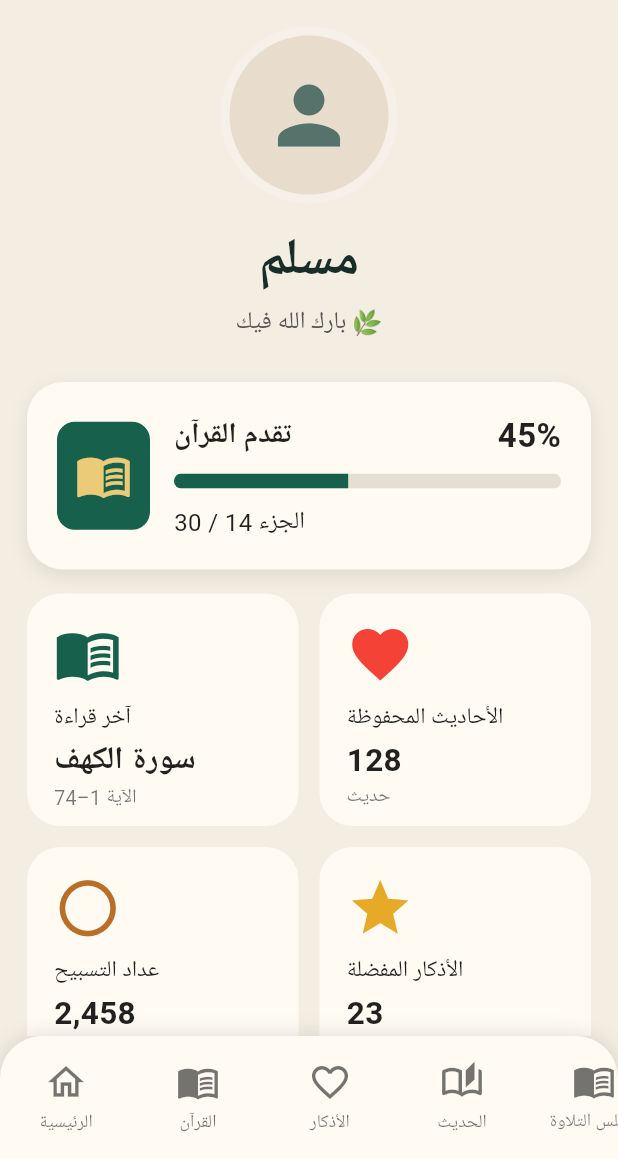
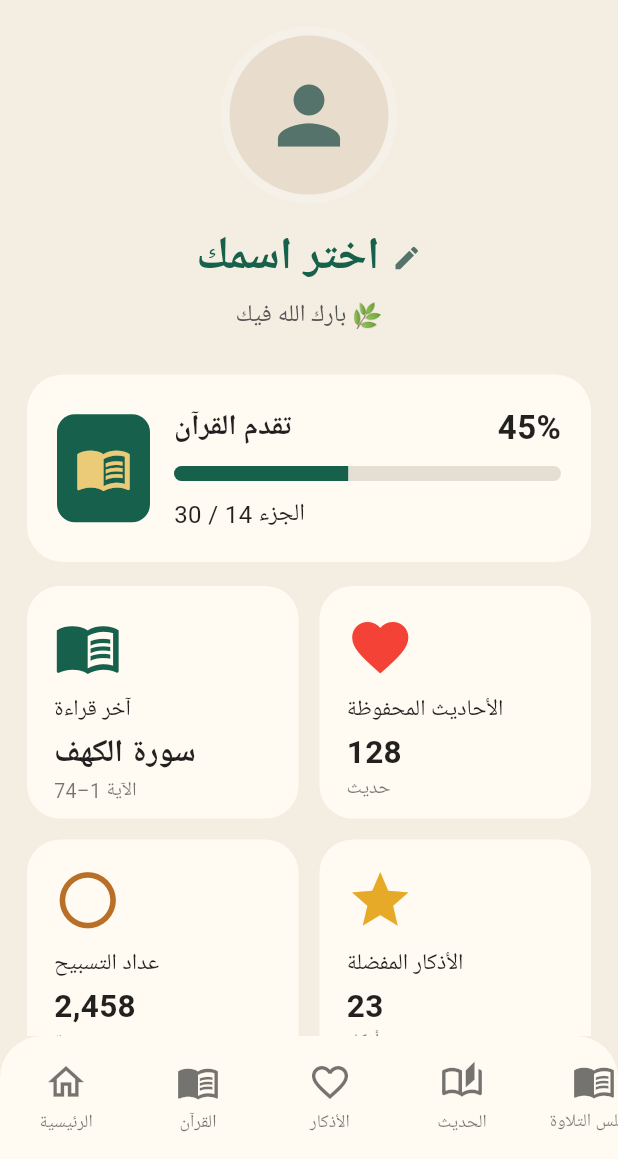
Before and after one commit to ahlem9587-cmd/ana-muslim, a Flutter app: the ProfilePage screen opened directly with empty values, on a phone screen of 412 x 824 dp, the part 77-1236 px from its top. Run offline on Flutter 3.47's test engine with Material 3 defaults, Android fonts, the phone set to English and light mode, and no system bars; our stand-ins replace camera; missing offline and left inert: record.

Commit message:
Update profile_page.dart

```diff
--- a/lib/profile_page.dart
+++ b/lib/profile_page.dart
@@ -17,12 +17,15 @@ class ProfilePage extends StatefulWidget {
 class _ProfilePageState extends State<ProfilePage> {
   bool darkMode = false;
 
+  // اسم الحساب
+  String userName = '';
+
   Map<String, String> get texts {
     switch (widget.language) {
       case 'en':
         return {
           'title': 'Profile',
-          'name': 'Muslim',
+          'chooseName': 'Choose your name',
           'blessing': 'May Allah bless you 🌿',
           'quranProgress': 'Qur’an Progress',
           'juz': 'Juz 14 / 30',
@@ -46,12 +49,16 @@ class _ProfilePageState extends State<ProfilePage> {
           'hadithNav': 'Hadith',
           'profile': 'Profile',
           'majlis': 'Recitation Majlis',
+          'nameTitle': 'Choose your name',
+          'nameHint': 'Enter your name',
+          'cancel': 'Cancel',
+          'save': 'Save',
         };
 
       case 'fr':
         return {
           'title': 'Profil',
-          'name': 'Musulman',
+          'chooseName': 'Choisissez votre nom',
           'blessing': 'Qu’Allah vous bénisse 🌿',
           'quranProgress': 'Progression du Coran',
           'juz': 'Juz 14 / 30',
@@ -75,12 +82,16 @@ class _ProfilePageState extends State<ProfilePage> {
           'hadithNav': 'Hadith',
           'profile': 'Profil',
           'majlis': 'Majlis de récitation',
+          'nameTitle': 'Choisissez votre nom',
+          'nameHint': 'Entrez votre nom',
+          'cancel': 'Annuler',
+          'save': 'Enregistrer',
         };
 
       case 'tr':
         return {
           'title': 'Profil',
-          'name': 'Müslüman',
+          'chooseName': 'Adınızı seçin',
           'blessing': 'Allah seni bereketlendirsin 🌿',
           'quranProgress': 'Kur’an İlerlemesi',
           'juz': 'Cüz 14 / 30',
@@ -104,12 +115,16 @@ class _ProfilePageState extends State<ProfilePage> {
           'hadithNav': 'Hadis',
           'profile': 'Profil',
           'majlis': 'Tilavet Meclisi',
+          'nameTitle': 'Adınızı seçin',
+          'nameHint': 'Adınızı girin',
+          'cancel': 'İptal',
+          'save': 'Kaydet',
         };
 
       case 'ur':
         return {
           'title': 'پروفائل',
-          'name': 'مسلمان',
+          'chooseName': 'اپنا نام منتخب کریں',
           'blessing': 'اللہ آپ کو برکت دے 🌿',
           'quranProgress': 'قرآن کی پیشرفت',
           'juz': 'جز 14 / 30',
@@ -133,12 +148,16 @@ class _ProfilePageState extends State<ProfilePage> {
           'hadithNav': 'حدیث',
           'profile': 'پروفائل',
           'majlis': 'تلاوت کی مجلس',
+          'nameTitle': 'اپنا نام منتخب کریں',
+          'nameHint': 'اپنا نام لکھیں',
+          'cancel': 'منسوخ',
+          'save': 'محفوظ کریں',
         };
 
       default:
         return {
           'title': 'الملف الشخصي',
-          'name': 'مسلم',
+          'chooseName': 'اختر اسمك',
           'blessing': 'بارك الله فيك 🌿',
           'quranProgress': 'تقدم القرآن',
           'juz': 'الجزء 14 / 30',
@@ -162,15 +181,82 @@ class _ProfilePageState extends State<ProfilePage> {
           'hadithNav': 'الحديث',
           'profile': 'البروفايل',
           'majlis': 'مجلس التلاوة',
+          'nameTitle': 'اختر اسمك',
+          'nameHint': 'اكتب اسمك',
+          'cancel': 'إلغاء',
+          'save': 'حفظ',
         };
+    }
+  }
+
+  Future<void> _chooseName() async {
+    final t = texts;
+
+    final controller = TextEditingController(
+      text: userName,
+    );
+
+    final newName = await showDialog<String>(
+      context: context,
+      builder: (dialogContext) {
+        return AlertDialog(
+          title: Text(t['nameTitle']!),
+          content: TextField(
+            controller: controller,
+            autofocus: true,
+            textInputAction: TextInputAction.done,
+            decoration: InputDecoration(
+              hintText: t['nameHint']!,
+              prefixIcon: const Icon(Icons.person),
+              border: const OutlineInputBorder(),
+            ),
+            onSubmitted: (_) {
+              final name = controller.text.trim();
+
+              if (name.isNotEmpty) {
+                Navigator.pop(dialogContext, name);
+              }
+            },
+          ),
+          actions: [
+            TextButton(
+              onPressed: () {
+                Navigator.pop(dialogContext);
+              },
+              child: Text(t['cancel']!),
+            ),
+            ElevatedButton(
+              onPressed: () {
+                final name = controller.text.trim();
+
+                if (name.isNotEmpty) {
+                  Navigator.pop(dialogContext, name);
+                }
+              },
+              child: Text(t['save']!),
+            ),
+          ],
+        );
+      },
+    );
+
+    if (newName != null && newName.trim().isNotEmpty) {
+      setState(() {
+        userName = newName.trim();
+      });
     }
   }
 
   @override
   Widget build(BuildContext context) {
     final t = texts;
+
     final isArabic =
-        widget.language == 'ar' || widget.language == 'ur';
+        widget.language == 'ar' ||
+        widget.language == 'ur';
+
+    final displayName =
+        userName.isEmpty ? t['chooseName']! : userName;
 
     return Directionality(
       textDirection:
@@ -179,7 +265,6 @@ class _ProfilePageState extends State<ProfilePage> {
         backgroundColor: darkMode
             ? const Color(0xFF10251F)
             : const Color(0xFFF4EDE1),
-
         body: SafeArea(
           child: Column(
             children: [
@@ -193,11 +278,6 @@ class _ProfilePageState extends State<ProfilePage> {
                   ),
                   child: Column(
                     children: [
-                      // العنوان
-                      Row(
-                        mainAxisAlignment:
-                            MainAxisAlignment.center,
-                        children: [
                       Text(
                         "I’m Muslim",
                         style: TextStyle(
@@ -208,13 +288,13 @@ class _ProfilePageState extends State<ProfilePage> {
                               : const Color(0xFF173D32),
                         ),
                       ),
-                        ],
-                      ),
 
                       const SizedBox(height: 18),
 
-                      // دائرة البروفايل بدون صورة شخصية وبدون كاميرا
-                      Container(
+                      // الصورة الشخصية
+                      GestureDetector(
+                        onTap: _chooseName,
+                        child: Container(
                           width: 118,
                           height: 118,
                           decoration: BoxDecoration(
@@ -231,17 +311,43 @@ class _ProfilePageState extends State<ProfilePage> {
                             color: Color(0xFF55736B),
                           ),
                         ),
+                      ),
 
                       const SizedBox(height: 14),
 
-                      Text(
-                        t['name']!,
+                      // اسم المستخدم
+                      GestureDetector(
+                        onTap: _chooseName,
+                        child: Row(
+                          mainAxisAlignment:
+                              MainAxisAlignment.center,
+                          children: [
+                            Flexible(
+                              child: Text(
+                                displayName,
+                                textAlign: TextAlign.center,
                                 style: TextStyle(
-                          fontSize: 34,
+                                  fontSize: 30,
                                   fontWeight: FontWeight.bold,
+                                  color: userName.isEmpty
+                                      ? const Color(0xFF17604B)
+                                      : (darkMode
+                                          ? Colors.white
+                                          : const Color(
+                                              0xFF172D27,
+                                            )),
+                                ),
+                              ),
+                            ),
+                            const SizedBox(width: 8),
+                            Icon(
+                              Icons.edit,
+                              size: 20,
                               color: darkMode
-                              ? Colors.white
-                              : const Color(0xFF172D27),
+                                  ? Colors.white70
+                                  : const Color(0xFF55736B),
+                            ),
+                          ],
                         ),
                       ),
 
@@ -259,7 +365,6 @@ class _ProfilePageState extends State<ProfilePage> {
 
                       const SizedBox(height: 28),
 
-                      // تقدم القرآن
                       _progressCard(
                         context,
                         t['quranProgress']!,
@@ -268,7 +373,6 @@ class _ProfilePageState extends State<ProfilePage> {
 
                       const SizedBox(height: 16),
 
-                      // آخر قراءة + الأحاديث
                       Row(
                         children: [
                           Expanded(
@@ -296,7 +400,6 @@ class _ProfilePageState extends State<ProfilePage> {
 
                       const SizedBox(height: 14),
 
-                      // التسبيح + الأذكار
                       Row(
                         children: [
                           Expanded(
@@ -327,7 +430,6 @@ class _ProfilePageState extends State<ProfilePage> {
 
                       const SizedBox(height: 18),
 
-                      // معلومات الملف والإعدادات واللغة والوضع الداكن
                       Container(
                         width: double.infinity,
                         decoration: BoxDecoration(
@@ -343,7 +445,7 @@ class _ProfilePageState extends State<ProfilePage> {
                               context,
                               Icons.person,
                               t['profileInfo']!,
-                              onTap: () {},
+                              onTap: _chooseName,
                             ),
                             _divider(),
                             _settingTile(
@@ -357,7 +459,8 @@ class _ProfilePageState extends State<ProfilePage> {
                               context,
                               Icons.language,
                               t['language']!,
-                              trailingText: t['english']!,
+                              trailingText:
+                                  t['english']!,
                               onTap: () {},
                             ),
                             _divider(),
@@ -384,7 +487,6 @@ class _ProfilePageState extends State<ProfilePage> {
                 ),
               ),
 
-              // الشريط السفلي
               _bottomNavigation(context, t),
             ],
           ),
@@ -406,13 +508,6 @@ class _ProfilePageState extends State<ProfilePage> {
             ? const Color(0xFF19342C)
             : const Color(0xFFFFFAF2),
         borderRadius: BorderRadius.circular(24),
-        boxShadow: [
-          BoxShadow(
-            color: Colors.black.withOpacity(0.08),
-            blurRadius: 10,
-            offset: const Offset(0, 4),
-          ),
-        ],
       ),
       child: Row(
         children: [
@@ -429,9 +524,7 @@ class _ProfilePageState extends State<ProfilePage> {
               size: 38,
             ),
           ),
-
           const SizedBox(width: 16),
-
           Expanded(
             child: Column(
               crossAxisAlignment:
@@ -463,9 +556,7 @@ class _ProfilePageState extends State<ProfilePage> {
                     ),
                   ],
                 ),
-
                 const SizedBox(height: 10),
-
                 ClipRRect(
                   borderRadius:
                       BorderRadius.circular(20),
@@ -480,9 +571,7 @@ class _ProfilePageState extends State<ProfilePage> {
                     ),
                   ),
                 ),
-
                 const SizedBox(height: 10),
-
                 Text(
                   subtitle,
                   style: TextStyle(
@@ -526,9 +615,7 @@ class _ProfilePageState extends State<ProfilePage> {
             size: 45,
             color: iconColor,
           ),
-
           const SizedBox(height: 8),
-
           Text(
             title,
             maxLines: 1,
@@ -540,9 +627,7 @@ class _ProfilePageState extends State<ProfilePage> {
                   : Colors.black87,
             ),
           ),
-
           const SizedBox(height: 3),
-
           Text(
             value,
             maxLines: 1,
@@ -555,7 +640,6 @@ class _ProfilePageState extends State<ProfilePage> {
                   : Colors.black87,
             ),
           ),
-
           Text(
             subtitle,
             maxLines: 1,
@@ -651,12 +735,6 @@ class _ProfilePageState extends State<ProfilePage> {
         borderRadius: const BorderRadius.vertical(
           top: Radius.circular(28),
         ),
-        boxShadow: [
-          BoxShadow(
-            color: Colors.black.withOpacity(0.12),
-            blurRadius: 12,
-          ),
-        ],
       ),
       child: SingleChildScrollView(
         scrollDirection: Axis.horizontal,
@@ -672,7 +750,6 @@ class _ProfilePageState extends State<ProfilePage> {
                 Navigator.pop(context);
               },
             ),
-
             _navItem(
               context,
               Icons.menu_book_outlined,
@@ -689,21 +766,18 @@ class _ProfilePageState extends State<ProfilePage> {
                 );
               },
             ),
-
             _navItem(
               context,
               Icons.favorite_border,
               t['adhkarNav']!,
               false,
             ),
-
             _navItem(
               context,
               Icons.auto_stories_outlined,
               t['hadithNav']!,
               false,
             ),
-
             _navItem(
               context,
               Icons.menu_book,
@@ -720,7 +794,6 @@ class _ProfilePageState extends State<ProfilePage> {
                 );
               },
             ),
-
             _navItem(
               context,
               Icons.person,
```
Lines whose indentation alone changed are shown as unchanged.
